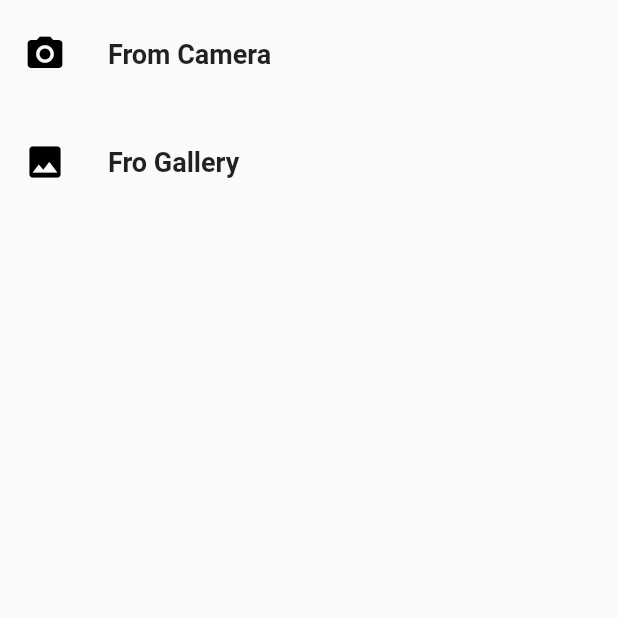
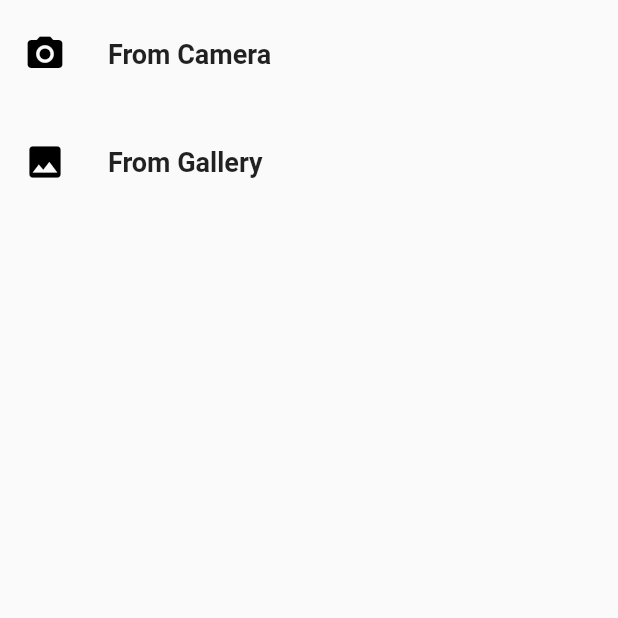
Before and after one commit to M-Dev99/seewe, a Flutter app: the SourcePage screen opened directly, on a phone screen of 412 x 824 dp, the top half of it. Run offline on Flutter 3.47's test engine with Material 2 defaults, Android fonts, the phone set to English and light mode, and no system bars; our stand-ins replace cloud_firestore, firebase_auth, firebase_core, font_awesome_flutter, google_sign_in, image_picker and 1 more; accounts and stored records are empty.

Commit message:
testing fro jadi from

```diff
--- a/lib/widget/gallery_widget.dart
+++ b/lib/widget/gallery_widget.dart
@@ -9,7 +9,7 @@ class GalleryWidget extends StatelessWidget {
   @override
   Widget build(BuildContext context) {
     return ListTileWidget(
-      text: 'Fro Gallery',
+      text: 'From Gallery',
       icon: Icons.photo,
       onClicked: () => pickGalleryMedia(context),
     );
```
